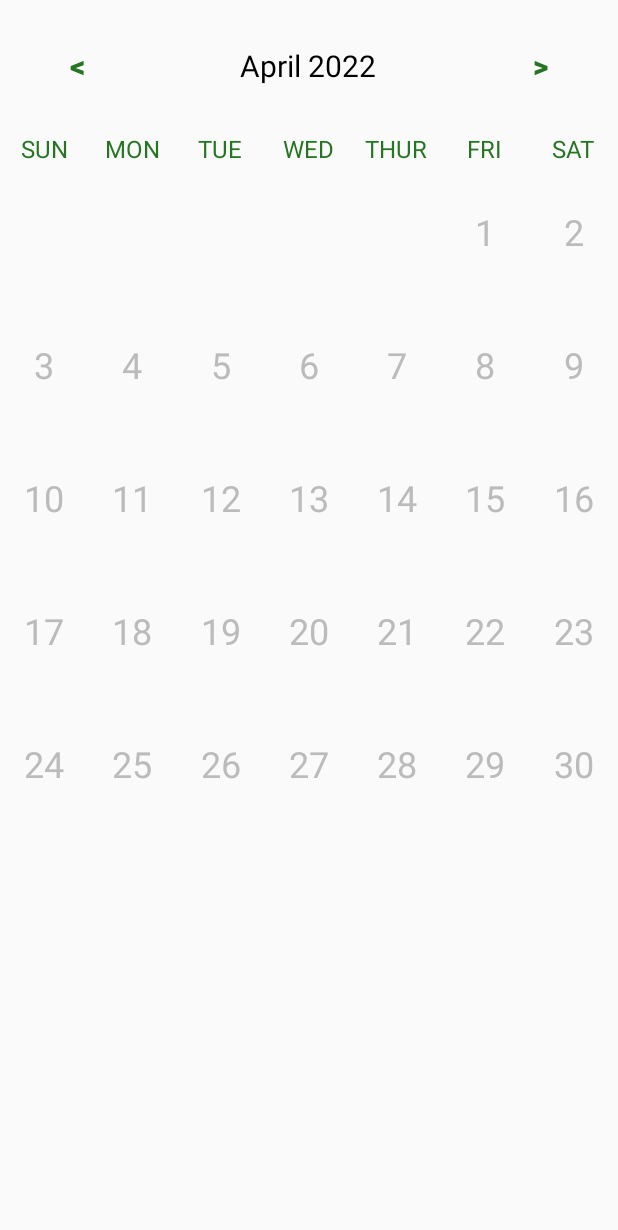
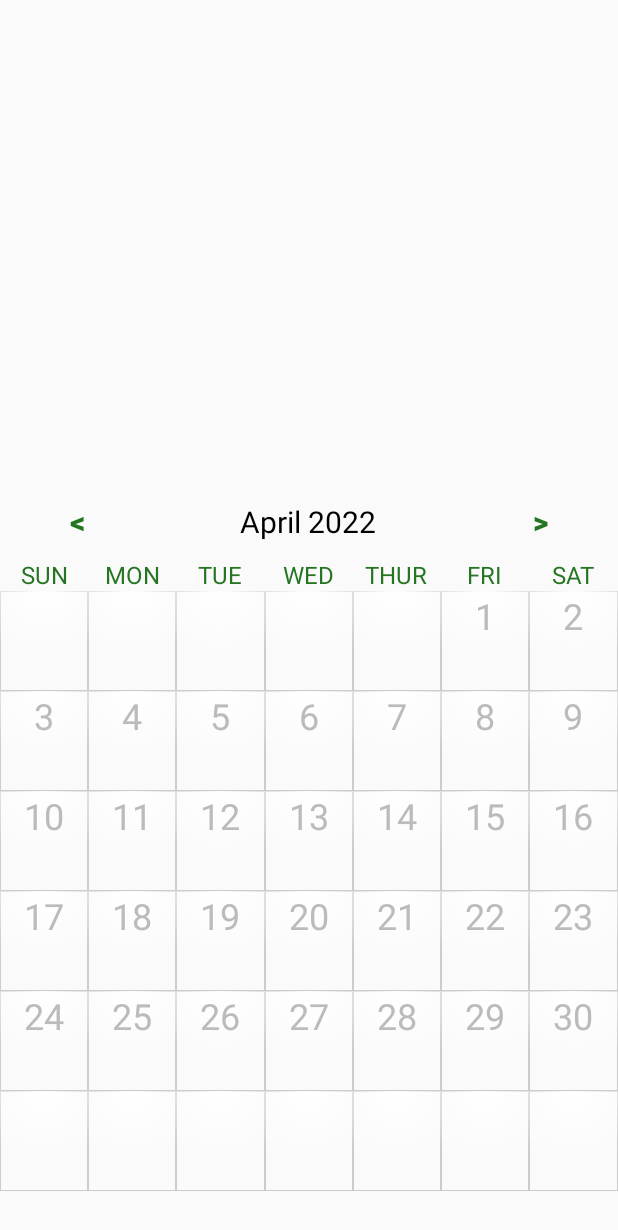
Before and after one commit to csci-4211-mocal/mocal, an Android app: the screen it shows after launch (MainActivity), on a phone screen of 412 x 824 dp. Shown: the top 1230 px of the screen. Run offline under Robolectric (Android 15) with nearby library versions, the phone set to English and light mode, and no system bars; our stand-ins replace Picasso, Volley; pictures from the network do not load.

Commit message:
Improve calendar styling, fix weather timing

```diff
--- a/app/src/main/java/com/csci_4211_mocal/mocal/CalendarAdapter.java
+++ b/app/src/main/java/com/csci_4211_mocal/mocal/CalendarAdapter.java
@@ -10,8 +10,7 @@ import android.widget.ImageView;
 import androidx.annotation.NonNull;
 import androidx.recyclerview.widget.RecyclerView;
 
-import com.squareup.picasso.NetworkPolicy;
-import com.squareup.picasso.Picasso;
+import com.csci_4211_mocal.mocal.models.UserData;
 
 import java.time.LocalDate;
 import java.time.Month;
@@ -19,6 +18,7 @@ import java.util.ArrayList;
 
 public class CalendarAdapter extends RecyclerView.Adapter<DayCell> {
 
+    private UserData userData;
     private Context context;
     private final ArrayList<String> days;
     private ArrayList<String> forecasts;
@@ -26,7 +26,8 @@ public class CalendarAdapter extends RecyclerView.Adapter<DayCell> {
     private final ItemListener itemListener;
     private ImageView imageView;
 
-    public CalendarAdapter(Context context, ArrayList<String> days, Month month, ArrayList<String> forecasts, ItemListener itemListener) {
+    public CalendarAdapter(UserData userData, Context context, ArrayList<String> days, Month month, ArrayList<String> forecasts, ItemListener itemListener) {
+        this.userData = userData;
         this.context = context;
         this.days = days;
         this.month = month;
@@ -39,7 +40,7 @@ public class CalendarAdapter extends RecyclerView.Adapter<DayCell> {
         View view = layoutInflater.inflate(R.layout.calendar_day_cell, parent, false);
 
         ViewGroup.LayoutParams layoutParams = view.getLayoutParams();
-        layoutParams.height = (int) (parent.getHeight() * 1.0/8.0);
+        layoutParams.height = (int) (parent.getHeight() * 1.0/6.0);
 
         return new DayCell(view, itemListener);
     }
@@ -51,6 +52,7 @@ public class CalendarAdapter extends RecyclerView.Adapter<DayCell> {
             if (Integer.toString(now.getDayOfMonth()) == days.get(position)
                     && now.getMonth() == month) {
                 holder.day.setTextColor(Color.parseColor("#000000"));
+                holder.image.setBackgroundResource(R.drawable.cell_background_selected);
             }
 
             if (!forecasts.isEmpty()) {
--- a/app/src/main/java/com/csci_4211_mocal/mocal/MainActivity.java
+++ b/app/src/main/java/com/csci_4211_mocal/mocal/MainActivity.java
@@ -11,7 +11,9 @@ import androidx.appcompat.app.AppCompatActivity;
 import androidx.recyclerview.widget.GridLayoutManager;
 import androidx.recyclerview.widget.RecyclerView;
 
+import com.csci_4211_mocal.mocal.models.UserData;
 import com.csci_4211_mocal.mocal.services.Conversion;
+import com.csci_4211_mocal.mocal.services.DataManager;
 import com.csci_4211_mocal.mocal.services.GPS;
 import com.csci_4211_mocal.mocal.services.Network;
 
@@ -25,6 +27,8 @@ import java.time.format.DateTimeFormatter;
 import java.util.ArrayList;
 
 public class MainActivity extends AppCompatActivity implements CalendarAdapter.ItemListener {
+    private DataManager dataManager;
+    private UserData userData;
     private TextView textViewMonthYear;
     private RecyclerView recyclerViewCalender;
     private LocalDate selectedDate;
@@ -47,6 +51,13 @@ public class MainActivity extends AppCompatActivity implements CalendarAdapter.I
     protected void onCreate(Bundle savedInstanceState) {
         super.onCreate(savedInstanceState);
         setContentView(R.layout.activity_main);
+
+//        dataManager = new DataManager(this);
+//        userData = dataManager.load();
+//        if (userData == null) {
+//            userData = new UserData(new ArrayList<>());
+//            dataManager.update(userData);
+//        }
 
         recyclerViewCalender = findViewById(R.id.recyclerViewCalendar);
         textViewMonthYear = findViewById(R.id.textViewMonthYear);
@@ -77,7 +88,7 @@ public class MainActivity extends AppCompatActivity implements CalendarAdapter.I
     private void layoutMonth() {
         textViewMonthYear.setText(getMonthYear(selectedDate));
         ArrayList<String> days = getDays(selectedDate);
-        CalendarAdapter calendarAdapter = new CalendarAdapter(this, days, selectedDate.getMonth(), forecasts, this);
+        CalendarAdapter calendarAdapter = new CalendarAdapter(userData, this, days, selectedDate.getMonth(), forecasts, this);
 
         RecyclerView.LayoutManager layoutManager = new GridLayoutManager(getApplicationContext(), 7);
         recyclerViewCalender.setLayoutManager(layoutManager);
--- /dev/null
+++ b/app/src/main/res/drawable/cell_background.xml
@@ -0,0 +1,8 @@
+<?xml version="1.0" encoding="utf-8"?>
+<shape xmlns:android="http://schemas.android.com/apk/res/android"
+    android:shape="rectangle" >
+
+    <stroke
+        android:width="0.5dp"
+        android:color="#CCCCCC" />
+</shape>
--- /dev/null
+++ b/app/src/main/res/drawable/cell_background_selected.xml
@@ -0,0 +1,13 @@
+<?xml version="1.0" encoding="utf-8"?>
+<shape xmlns:android="http://schemas.android.com/apk/res/android"
+    android:shape="rectangle" >
+
+    <stroke
+        android:width="0.5dp"
+        android:color="#AAAAAA" />
+
+    <gradient
+        android:angle="90"
+        android:startColor="#dddddd"
+        />
+</shape>
--- /dev/null
+++ b/app/src/main/res/drawable/cell_text_background.xml
@@ -0,0 +1,11 @@
+<?xml version="1.0" encoding="utf-8"?>
+<shape xmlns:android="http://schemas.android.com/apk/res/android"
+    android:shape="rectangle" >
+
+    <gradient
+        android:startColor="#ffffff"
+        android:type="radial"
+        android:gradientRadius="80%p"
+        android:centerX="0.5"
+        android:centerY="0.0" />
+</shape>
--- a/app/src/main/res/layout/activity_main.xml
+++ b/app/src/main/res/layout/activity_main.xml
@@ -1,47 +1,20 @@
 <?xml version="1.0" encoding="utf-8"?>
-<LinearLayout
-    xmlns:android="http://schemas.android.com/apk/res/android"
+<androidx.constraintlayout.widget.ConstraintLayout xmlns:android="http://schemas.android.com/apk/res/android"
     xmlns:app="http://schemas.android.com/apk/res-auto"
     xmlns:tools="http://schemas.android.com/tools"
     android:layout_width="match_parent"
     android:layout_height="match_parent"
     android:orientation="vertical"
-    tools:context=".MainActivity">
+    tools:context=".MainActivity"
+    android:layout_gravity="bottom">
 
-<!--    <LinearLayout-->
-<!--        android:layout_width="match_parent"-->
-<!--        android:layout_height="52dp"-->
-<!--        android:orientation="vertical">-->
-
-<!--        <LinearLayout-->
-<!--            android:layout_width="match_parent"-->
-<!--            android:layout_height="match_parent"-->
-<!--            android:orientation="horizontal">-->
-
-<!--            <EditText-->
-<!--                android:id="@+id/enterCity"-->
-<!--                android:layout_width="352dp"-->
-<!--                android:layout_height="match_parent"-->
-<!--                android:hint="Enter City" />-->
-
-<!--            <com.google.android.material.floatingactionbutton.FloatingActionButton-->
-<!--                android:id="@+id/submit"-->
-<!--                android:layout_width="wrap_content"-->
-<!--                android:layout_height="wrap_content"-->
-<!--                android:layout_weight="1"-->
-<!--                android:clickable="true"-->
-<!--                android:contentDescription="@android:string/yes"-->
-<!--                app:srcCompat="@android:drawable/ic_input_add" />-->
-<!--        </LinearLayout>-->
-
-<!--    </LinearLayout>-->
 
     <LinearLayout
+        android:id="@+id/linearLayout"
         android:layout_width="match_parent"
         android:layout_height="wrap_content"
         android:orientation="horizontal"
-        android:layout_marginBottom="20dp"
-        android:layout_marginTop="20dp">
+        app:layout_constraintBottom_toTopOf="@id/monthLayout">
 
         <Button
             android:layout_width="0dp"
@@ -57,93 +30,95 @@
         <TextView
             android:id="@+id/textViewMonthYear"
             android:layout_width="0dp"
+            android:layout_height="wrap_content"
             android:layout_weight="2"
-            android:layout_height="wrap_content"
             android:text="Month Year"
-            android:textSize="20sp"
             android:textAlignment="center"
-            android:textColor="@color/black"/>
+            android:textColor="@color/black"
+            android:textSize="20sp" />
 
         <Button
             android:layout_width="0dp"
             android:layout_height="wrap_content"
             android:layout_weight="1"
+            android:background="@null"
+            android:onClick="nextMonthClicked"
             android:text="@string/forward"
             android:textColor="@color/primary"
-            android:background="@null"
-            android:textStyle="bold"
-            android:onClick="nextMonthClicked"
-            android:textSize="20sp"/>
+            android:textSize="20sp"
+            android:textStyle="bold" />
 
     </LinearLayout>
 
     <LinearLayout
+        android:id="@+id/monthLayout"
         android:layout_width="match_parent"
         android:layout_height="wrap_content"
-        android:orientation="horizontal">
+        android:orientation="horizontal"
+        app:layout_constraintBottom_toTopOf="@id/recyclerViewCalendar">
 
         <TextView
             android:layout_width="0dp"
             android:layout_height="wrap_content"
             android:layout_weight="1"
             android:text="SUN"
+            android:textAlignment="center"
             android:textColor="@color/primary"
-            android:textAlignment="center"
-            android:textSize="16sp"/>
+            android:textSize="16sp" />
 
         <TextView
             android:layout_width="0dp"
             android:layout_height="wrap_content"
             android:layout_weight="1"
             android:text="MON"
+            android:textAlignment="center"
             android:textColor="@color/primary"
-            android:textAlignment="center"
-            android:textSize="16sp"/>
+            android:textSize="16sp" />
 
         <TextView
             android:layout_width="0dp"
             android:layout_height="wrap_content"
             android:layout_weight="1"
             android:text="TUE"
+            android:textAlignment="center"
             android:textColor="@color/primary"
-            android:textAlignment="center"
-            android:textSize="16sp"/>
+            android:textSize="16sp" />
 
         <TextView
             android:layout_width="0dp"
             android:layout_height="wrap_content"
             android:layout_weight="1"
             android:text="WED"
+            android:textAlignment="center"
             android:textColor="@color/primary"
-            android:textAlignment="center"
-            android:textSize="16sp"/>
+            android:textSize="16sp" />
 
         <TextView
             android:layout_width="0dp"
             android:layout_height="wrap_content"
             android:layout_weight="1"
             android:text="THUR"
+            android:textAlignment="center"
             android:textColor="@color/primary"
-            android:textAlignment="center"
-            android:textSize="16sp"/>
+            android:textSize="16sp" />
 
         <TextView
             android:layout_width="0dp"
             android:layout_height="wrap_content"
             android:layout_weight="1"
             android:text="FRI"
+            android:textAlignment="center"
             android:textColor="@color/primary"
-            android:textAlignment="center"
-            android:textSize="16sp"/>
+            android:textSize="16sp" />
 
         <TextView
             android:layout_width="0dp"
             android:layout_height="wrap_content"
             android:layout_weight="1"
             android:text="SAT"
+            android:textAlignment="center"
             android:textColor="@color/primary"
-            android:textAlignment="center"
-            android:textSize="16sp"/>
+            android:textSize="16sp" />
 
 
     </LinearLayout>
@@ -152,6 +127,8 @@
     <androidx.recyclerview.widget.RecyclerView
         android:id="@+id/recyclerViewCalendar"
         android:layout_width="match_parent"
-        android:layout_height="match_parent" />
+        android:layout_height="400dp"
+        app:layout_constraintBottom_toBottomOf="parent"
+        android:layout_marginBottom="30dp"/>
 
-</LinearLayout>
+</androidx.constraintlayout.widget.ConstraintLayout>
--- a/app/src/main/res/layout/calendar_day_cell.xml
+++ b/app/src/main/res/layout/calendar_day_cell.xml
@@ -12,18 +12,30 @@
         app:layout_constraintBottom_toBottomOf="parent"
         app:layout_constraintEnd_toEndOf="parent"
         app:layout_constraintStart_toStartOf="parent"
-        app:layout_constraintTop_toTopOf="parent" />
+        app:layout_constraintTop_toTopOf="parent"
+        android:background="@drawable/cell_background"
+        />
 
     <TextView
         android:id="@+id/cellDayText"
-        android:layout_width="wrap_content"
-        android:layout_height="wrap_content"
+        android:layout_width="0dp"
+        android:layout_height="0dp"
+        android:background="@drawable/cell_text_background"
         android:text="TextView"
+        android:textAlignment="center"
+        android:textColor="@color/gray"
         android:textSize="24sp"
         app:layout_constraintBottom_toBottomOf="parent"
         app:layout_constraintEnd_toEndOf="parent"
         app:layout_constraintStart_toStartOf="parent"
-        app:layout_constraintTop_toTopOf="parent"
-        android:textColor="@color/gray"/>
+        app:layout_constraintTop_toTopOf="parent" />
+
+    <View
+        android:layout_width="10dp"
+        android:layout_height="20dp"
+        android:layout_marginEnd="2dp"
+        android:layout_marginBottom="2dp"
+        app:layout_constraintBottom_toBottomOf="parent"
+        app:layout_constraintEnd_toEndOf="parent" />
 
 </androidx.constraintlayout.widget.ConstraintLayout>
```
Also changed, not shown: app/src/main/java/com/csci_4211_mocal/mocal/services/Conversion.java (+37 -1 lines), app/src/main/res/drawable/cell_status_high.xml (added, +11 -0 lines), app/src/main/res/drawable/cell_status_low.xml (added, +11 -0 lines), app/src/main/res/drawable/cell_status_med.xml (added, +11 -0 lines).
